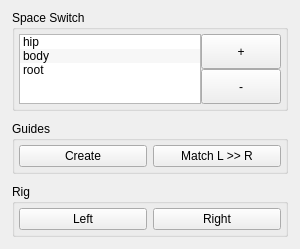
The window that tools/ui/leg.ui (a772bNsz/Rigging-Tools) describes before a commit, drawn with Qt 5.
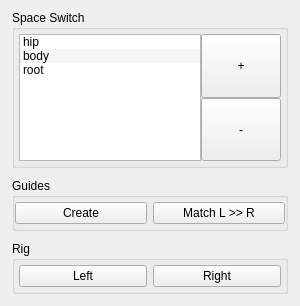
The same window after the commit.

Commit message: reordered operations

Diff of the .ui file:
```diff
--- a/tools/ui/leg.ui
+++ b/tools/ui/leg.ui
@@ -7,7 +7,7 @@
     <x>0</x>
     <y>0</y>
     <width>300</width>
-    <height>220</height>
+    <height>306</height>
    </rect>
   </property>
   <property name="minimumSize">
@@ -158,18 +158,29 @@
      <property name="flat">
       <bool>true</bool>
      </property>
+     <layout class="QVBoxLayout" name="verticalLayout_3">
+      <property name="leftMargin">
+       <number>0</number>
+      </property>
+      <property name="topMargin">
+       <number>4</number>
+      </property>
+      <property name="rightMargin">
+       <number>0</number>
+      </property>
+      <property name="bottomMargin">
+       <number>4</number>
+      </property>
+      <item>
      <layout class="QHBoxLayout" name="horizontalLayout_4">
-      <property name="leftMargin">
-       <number>4</number>
-      </property>
-      <property name="topMargin">
-       <number>4</number>
+        <property name="spacing">
+         <number>-1</number>
       </property>
       <property name="rightMargin">
-       <number>4</number>
+         <number>0</number>
       </property>
       <property name="bottomMargin">
-       <number>4</number>
+         <number>0</number>
       </property>
       <item>
        <widget class="QPushButton" name="guides_btn">
@@ -202,6 +213,8 @@
          <string>Match L &gt;&gt; R</string>
         </property>
        </widget>
+        </item>
+       </layout>
       </item>
      </layout>
     </widget>
```
Lines whose indentation alone changed are shown as unchanged. The commit also changes 1 other file.
